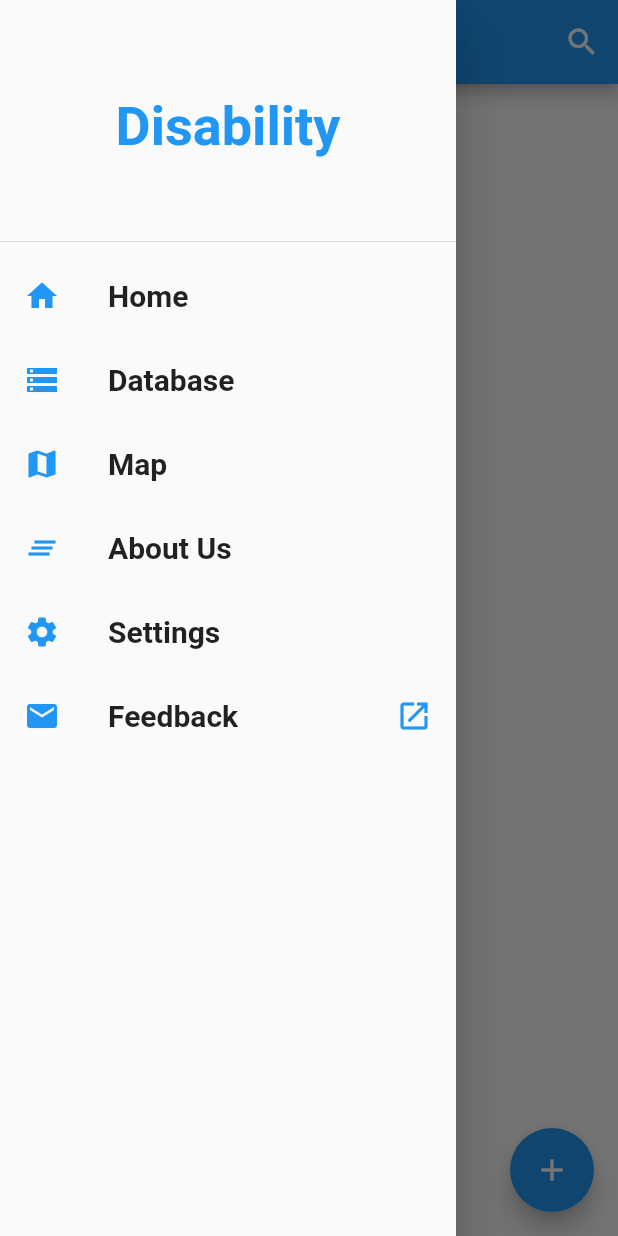
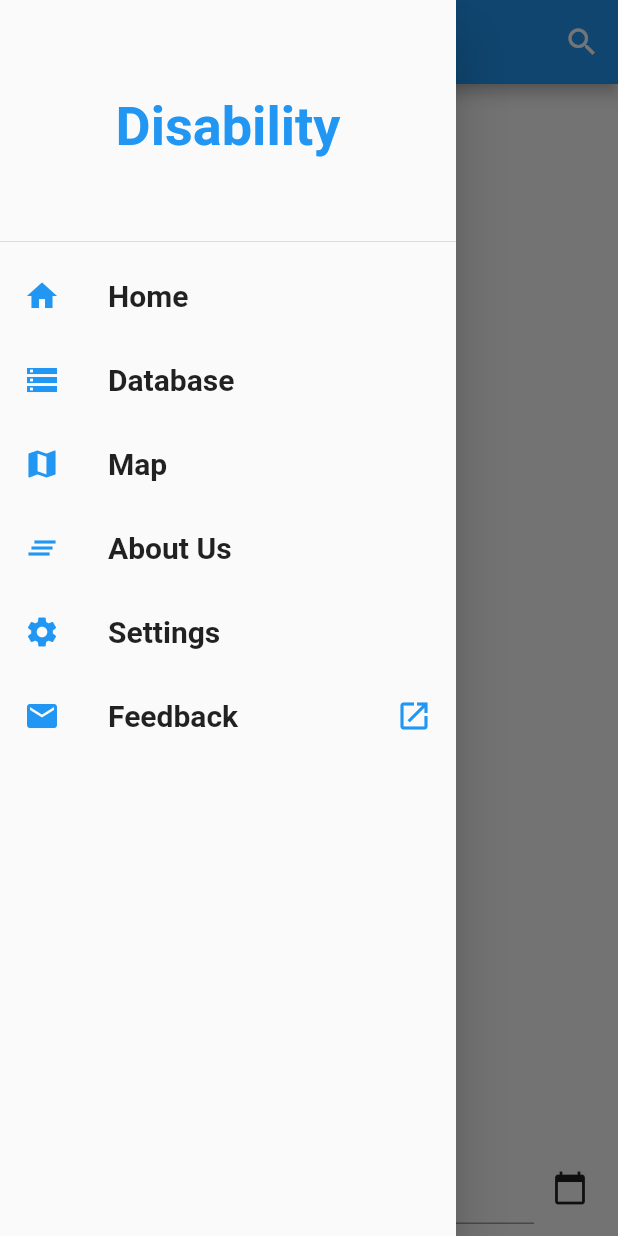
Before and after one commit to kaditya97/disability_data_collector_app, a Flutter app: the screen it shows after launch, with the side drawer open, on a phone screen of 412 x 824 dp. Run offline on Flutter 3.47's test engine with Material 2 defaults, Android fonts, the phone set to English and light mode, and no system bars; our stand-ins replace dynamic_theme, easy_localization, flutter_form_builder, flutter_map, flutter_slidable, geolocator and 5 more; missing offline and left inert: moor_db_viewer; accounts and stored records are empty; generated files the repository leaves out were written again.

Commit message:
local database added

```diff
--- /dev/null
+++ b/lib/databasebase/database.dart
@@ -0,0 +1,57 @@
+// These imports are only needed to open the database
+import 'package:moor/ffi.dart';
+import 'package:path_provider/path_provider.dart';
+import 'package:path/path.dart' as p;
+import 'package:moor/moor.dart';
+import 'dart:io';
+
+part 'database.g.dart';
+
+class Tasks extends Table {
+  // autoIncrement automatically sets this to be the primary key
+  IntColumn get id => integer().autoIncrement()();
+  // If the length constraint is not fulfilled, the Task will not
+  // be inserted into the database and an exception will be thrown.
+  TextColumn get name => text().withLength(min: 1, max: 50)();
+  // DateTime is not natively supported by SQLite
+  // Moor converts it to & from UNIX seconds
+  DateTimeColumn get dueDate => dateTime().nullable()();
+  // Booleans are not supported as well, Moor converts them to integers
+  // Simple default values are specified as Constants
+  BoolColumn get completed => boolean().withDefault(Constant(false))();
+}
+
+LazyDatabase _openConnection() {
+  // the LazyDatabase util lets us find the right location for the file async.
+  return LazyDatabase(() async {
+    // put the database file, called db.sqlite here, into the documents folder
+    // for your app.
+    final dbFolder = await getApplicationDocumentsDirectory();
+    final file = File(p.join(dbFolder.path, 'db.sqlite'));
+    return VmDatabase(file);
+  });
+}
+
+@UseMoor(tables: [Tasks])
+class MyDatabase extends _$MyDatabase {
+  // we tell the database where to store the data with this constructor
+  MyDatabase() : super(_openConnection());
+
+  // you should bump this number whenever you change or add a table definition. Migrations
+  // are covered later in this readme.
+  @override
+  int get schemaVersion => 1;
+
+    // All tables have getters in the generated class - we can select the tasks table
+  Future<List<Task>> getAllTasks() => select(tasks).get();
+
+  // Moor supports Streams which emit elements when the watched data changes
+  Stream<List<Task>> watchAllTasks() => select(tasks).watch();
+
+  Future insertTask(Task task) => into(tasks).insert(task);
+
+  // Updates a Task with a matching primary key
+  Future updateTask(Task task) => update(tasks).replace(task);
+
+  Future deleteTask(Task task) => delete(tasks).delete(task);
+}
--- a/lib/drawer.dart
+++ b/lib/drawer.dart
@@ -1,14 +1,17 @@
-import 'package:disability/base/database.dart';
+import 'package:disability/databasebase/database.dart';
 import 'package:disability/main.dart';
 import 'package:disability/settings.dart';
 import 'package:flutter/cupertino.dart';
 import 'package:flutter/material.dart';
+import 'package:moor_db_viewer/moor_db_viewer.dart';
 import 'package:url_launcher/url_launcher.dart';
 import 'package:easy_localization/easy_localization.dart';
 
+// import 'databasebase/database.dart';
 import 'map/map.dart';
 
 class CustomDrawer extends StatelessWidget {
+  final db = MyDatabase();
   Future<void> _launch(String url) async {
     if (await canLaunch(url)) {
       await launch(
@@ -98,8 +101,7 @@ class CustomDrawer extends StatelessWidget {
               ),
             ),
             onTap: () {
-              Navigator.push(context,
-                  MaterialPageRoute(builder: (context) => Mydatabase()));
+              Navigator.of(context).push(MaterialPageRoute(builder: (context) => MoorDbViewer(db)));
             },
           ),
           ListTile(
--- /dev/null
+++ b/lib/homepage.dart
@@ -0,0 +1,110 @@
+import 'package:disability/databasebase/database.dart';
+import 'package:disability/new_task.dart';
+import 'package:flutter/material.dart';
+import 'package:disability/Screens/add_data.dart';
+import 'package:disability/drawer.dart';
+import 'package:flutter_slidable/flutter_slidable.dart';
+import 'package:provider/provider.dart';
+
+class MyHomePage extends StatefulWidget {
+  MyHomePage({Key key, this.title}) : super(key: key);
+
+  final String title;
+
+  @override
+  _MyHomePageState createState() => _MyHomePageState();
+}
+
+class _MyHomePageState extends State<MyHomePage> {
+  Icon _searchIcon = new Icon(Icons.search);
+  Widget _appBarTitle = Text("Disability(अपाङता)");
+  bool valueFromAddEvent = false;
+
+  Widget _buildBar(BuildContext context) {
+    return new AppBar(
+      title: _appBarTitle,
+      actions: <Widget>[
+        IconButton(
+          icon: _searchIcon,
+          onPressed: () {},
+        )
+      ],
+    );
+  }
+
+  @override
+  void initState() {
+    super.initState();
+  }
+
+  _awaitReturnValueFromAddEvent() async {
+    await Navigator.push(
+        context,
+        MaterialPageRoute(
+          builder: (context) => AddData(),
+        ));
+
+    setState(() {});
+  }
+
+  @override
+  Widget build(BuildContext context) {
+    return Scaffold(
+      appBar: _buildBar(context),
+      drawer: CustomDrawer(),
+      body: Column(
+        children: <Widget>[
+          Expanded(child: _buildTaskList(context)),
+          NewTaskInput(),
+        ],
+      ),
+      // floatingActionButton: FloatingActionButton(
+      //   onPressed: () {
+      //     _awaitReturnValueFromAddEvent();
+      //   },
+      //   tooltip: 'Add Data',
+      //   child: Icon(Icons.add),
+      // ),
+    );
+  }
+
+  StreamBuilder<List<Task>> _buildTaskList(BuildContext context) {
+    final database = Provider.of<MyDatabase>(context);
+    return StreamBuilder(
+      stream: database.watchAllTasks(),
+      builder: (context, AsyncSnapshot<List<Task>> snapshot) {
+        final tasks = snapshot.data ?? List();
+
+        return ListView.builder(
+          itemCount: tasks.length,
+          itemBuilder: (_, index) {
+            final itemTask = tasks[index];
+            return _buildListItem(itemTask, database);
+          },
+        );
+      },
+    );
+  }
+
+  Widget _buildListItem(Task itemTask, MyDatabase database) {
+    return Slidable(
+      actionPane: SlidableDrawerActionPane(),
+      secondaryActions: <Widget>[
+        IconSlideAction(
+          caption: 'Delete',
+          color: Colors.red,
+          icon: Icons.delete,
+          onTap: () => database.deleteTask(itemTask),
+        )
+      ],
+      child: CheckboxListTile(
+        title: Text(itemTask.name),
+        subtitle: Text(itemTask.dueDate?.toString() ?? 'No date'),
+        value: itemTask.completed,
+        onChanged: (newValue) {
+          database.updateTask(itemTask.copyWith(completed: newValue));
+        },
+      ),
+    );
+  }
+}
--- a/lib/main.dart
+++ b/lib/main.dart
@@ -1,21 +1,22 @@
-import 'package:disability/Screens/add_data.dart';
-// import 'package:disability/Screens/add_event.dart';
-import 'package:disability/drawer.dart';
-import 'package:disability/models/event.dart';
-import 'package:disability/services/db_service.dart';
-import 'package:disability/utils/database_helper.dart';
+import 'package:disability/databasebase/database.dart';
+import 'package:disability/homepage.dart';
 import 'package:flutter/material.dart';
 import 'package:easy_localization/easy_localization.dart';
 import 'package:dynamic_theme/dynamic_theme.dart';
+import 'package:provider/provider.dart';
 
 void main() {
   runApp(
-    EasyLocalization(
-        supportedLocales: [Locale('en', 'US'), Locale('ne', 'NP')],
-        path: 'assets/translations',
-        fallbackLocale: Locale('en', 'US'),
-        saveLocale: true,
-        child: MyApp()),
+    Provider<MyDatabase>(
+      create: (context) => MyDatabase(),
+      child: EasyLocalization(
+          supportedLocales: [Locale('en', 'US'), Locale('ne', 'NP')],
+          path: 'assets/translations',
+          fallbackLocale: Locale('en', 'US'),
+          saveLocale: true,
+          child: MyApp()),
+      dispose: (context, db) => db.close(),
+    ),
   );
 }
 
@@ -42,169 +43,3 @@ class MyApp extends StatelessWidget {
     );
   }
 }
-
-class MyHomePage extends StatefulWidget {
-  MyHomePage({Key key, this.title}) : super(key: key);
-
-  final String title;
-
-  @override
-  _MyHomePageState createState() => _MyHomePageState();
-}
-
-class _MyHomePageState extends State<MyHomePage> {
-  Icon _searchIcon = new Icon(Icons.search);
-  Widget _appBarTitle = Text("Disability(अपाङता)");
-  TextEditingController _eventController;
-  Map<DateTime, List<dynamic>> _events;
-  List<dynamic> _selectedEvents;
-  DbService dbService;
-  DatabaseHelper databaseHelper;
-  bool valueFromAddEvent = false;
-
-  Widget _buildBar(BuildContext context) {
-    return new AppBar(
-      title: _appBarTitle,
-      actions: <Widget>[
-        IconButton(
-          icon: _searchIcon,
-          onPressed: () {},
-        )
-      ],
-    );
-  }
-
-  @override
-  void initState() {
-    super.initState();
-    _eventController = TextEditingController();
-    _events = {};
-    _selectedEvents = [];
-    dbService = DbService();
-    databaseHelper = DatabaseHelper();
-  }
-
-  Map<DateTime, List<dynamic>> _fromModelToEvent(List<EventModel> events) {
-    Map<DateTime, List<dynamic>> data = {};
-    List datas = [];
-    events.forEach((event) {
-      DateTime date = DateTime(
-          event.eventDate.year, event.eventDate.month, event.eventDate.day, 12);
-      if (data[date] == null) data[date] = [];
-      data[date].add(event);
-      datas.add(event);
-    });
-    _selectedEvents = datas;
-    return data;
-  }
-
-  _awaitReturnValueFromAddEvent() async {
-    await Navigator.push(
-        context,
-        MaterialPageRoute(
-          builder: (context) => AddData(),
-        ));
-
-    setState(() {});
-  }
-
-  @override
-  Widget build(BuildContext context) {
-    Color _todoColor = Theme.of(context).brightness == Brightness.dark ? Theme.of(context).primaryColor : Colors.teal[300];
-    return Scaffold(
-      appBar: _buildBar(context),
-      drawer: CustomDrawer(),
-      body: FutureBuilder<List<EventModel>>(
-        // future: dbService.getEvents(),
-        future: databaseHelper.getTaskList(),
-        builder: (context, snapshot) {
-          if (snapshot.hasData) {
-            List<EventModel> allEvents = snapshot.data;
-            if (allEvents.isNotEmpty) {
-              _events = _fromModelToEvent(allEvents);
-            }
-          }
-          return SingleChildScrollView(
-            physics: BouncingScrollPhysics(),
-            child: Column(
-              crossAxisAlignment: CrossAxisAlignment.start,
-              children: <Widget>[
-                Container(
-                    padding: EdgeInsets.symmetric(horizontal: 32),
-                    child: Text(
-                      'title'.tr(),
-                      style:
-                          TextStyle(fontSize: 20, fontWeight: FontWeight.bold),
-                    )),
-                ..._selectedEvents.map(
-                  (event) => Container(
-                    margin: EdgeInsets.only(top: 10, right: 10, left: 10),
-                    padding: EdgeInsets.symmetric(horizontal: 32),
-                    decoration: BoxDecoration(
-                      color: _todoColor,
-                      boxShadow: [
-                        BoxShadow(
-                            color: Colors.black26,
-                            offset: Offset(0, 2),
-                            blurRadius: 2.0)
-                      ],
-                    ),
-                    child: GestureDetector(
-                      onTap: () {},
-                      onDoubleTap: () {
-                        setState(() {
-                          _todoColor = Colors.green;
-                        });
-                      },
-                      child: Row(
-                        mainAxisAlignment: MainAxisAlignment.spaceBetween,
-                        children: <Widget>[
-                          Container(
-                            margin: EdgeInsets.only(bottom: 10),
-                            padding: EdgeInsets.all(10),
-                            alignment: Alignment.center,
-                            width: 200,
-                            child: Column(
-                              mainAxisAlignment: MainAxisAlignment.center,
-                              children: <Widget>[
-                                Text(
-                                  event.title,
-                                  style: TextStyle(
-                                      color: Colors.white, fontSize: 16),
-                                ),
-                                SizedBox(height: 10),
-                                Text(
-                                  event.description,
-                                  style: TextStyle(
-                                      color: Colors.white, fontSize: 12),
-                                ),
-                              ],
-                            ),
-                          ),
-                          Container(
-                            child: Text(
-                              event.time.format(context),
-                              // event.time.toString(),
-                              style: TextStyle(fontSize: 16),
-                            ),
-                          ),
-                        ],
-                      ),
-                    ),
-                  ),
-                ),
-              ],
-            ),
-          );
-        },
-      ),
-      floatingActionButton: FloatingActionButton(
-        onPressed: () {
-          _awaitReturnValueFromAddEvent();
-        },
-        tooltip: 'Add Data',
-        child: Icon(Icons.add),
-      ),
-    );
-  }
-}
--- /dev/null
+++ b/lib/new_task.dart
@@ -0,0 +1,78 @@
+import 'package:disability/databasebase/database.dart';
+import 'package:flutter/material.dart';
+import 'package:provider/provider.dart';
+
+class NewTaskInput extends StatefulWidget {
+  const NewTaskInput({
+    Key key,
+  }) : super(key: key);
+
+  @override
+  _NewTaskInputState createState() => _NewTaskInputState();
+}
+
+class _NewTaskInputState extends State<NewTaskInput> {
+  DateTime newTaskDate;
+  TextEditingController controller;
+
+  @override
+  void initState() {
+    super.initState();
+    controller = TextEditingController();
+  }
+
+  @override
+  Widget build(BuildContext context) {
+    return Container(
+      padding: const EdgeInsets.all(8.0),
+      child: Row(
+        mainAxisSize: MainAxisSize.max,
+        children: <Widget>[
+          _buildTextField(context),
+          _buildDateButton(context),
+        ],
+      ),
+    );
+  }
+
+  Expanded _buildTextField(BuildContext context) {
+    final database = Provider.of<MyDatabase>(context);
+    return Expanded(
+      child: TextField(
+        controller: controller,
+        decoration: InputDecoration(hintText: 'Task Name'),
+        onSubmitted: (inputName) {
+          // ignore: missing_required_param
+          final task = Task(
+            name: inputName,
+            dueDate: newTaskDate,
+            completed: true
+          );
+          database.insertTask(task);
+          resetValuesAfterSubmit();
+        },
+      ),
+    );
+  }
+
+  IconButton _buildDateButton(BuildContext context) {
+    return IconButton(
+      icon: Icon(Icons.calendar_today),
+      onPressed: () async {
+        newTaskDate = await showDatePicker(
+          context: context,
+          initialDate: DateTime.now(),
+          firstDate: DateTime(2010),
+          lastDate: DateTime(2050),
+        );
+      },
+    );
+  }
+
+  void resetValuesAfterSubmit() {
+    setState(() {
+      newTaskDate = null;
+      controller.clear();
+    });
+  }
+}
--- a/pubspec.yaml
+++ b/pubspec.yaml
@@ -31,7 +31,6 @@ dependencies:
   url_launcher:
   sqflite: any
   excel: ^1.1.5
-  image_picker: ^0.6.7+17
   flutter_map: any
   shared_preferences: ^0.5.12+4
   dynamic_theme: ^1.0.1
@@ -43,6 +42,9 @@ dependencies:
   sqlite3_flutter_libs:
   path_provider:
   path:
+  provider:
+  flutter_slidable:
+  moor_db_viewer: ^2.0.3
 
 
 dev_dependencies:
@@ -65,7 +67,6 @@ flutter:
   # To add assets to your application, add an assets section, like this:
   assets:
     - assets/images/
-    - databases/task.db
     - assets/translations/
 
   # An image asset can refer to one or more resolution-specific "variants", see
```
Also changed, not shown: assets/translations/ne-NP.json (+11 -11 lines), lib/base/database.dart (deleted, +0 -34 lines), lib/databasebase/database.g.dart (added), pubspec.lock, 2 other files.
